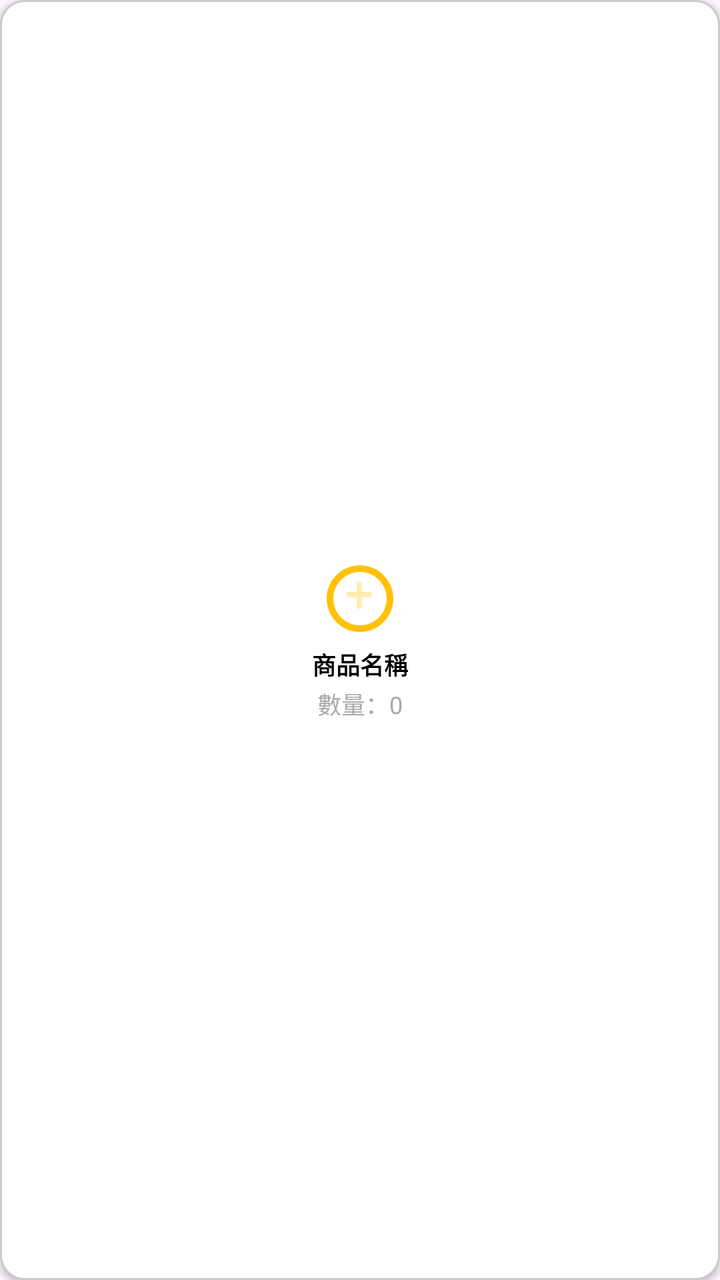
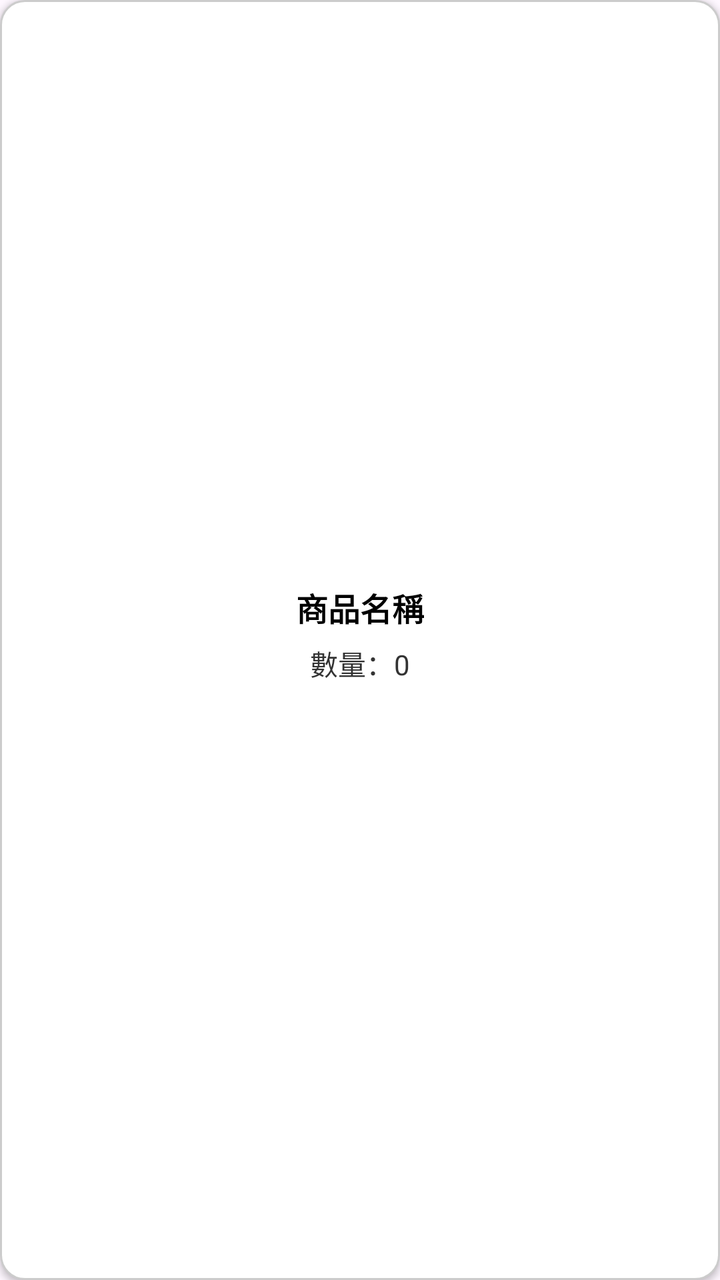

The first picture is an Android layout as it rendered before a commit; the second is the same layout after the commit. The layout source and the unified diff follow.
<!-- AndroidManifest.xml: application theme Theme.A3 -->
<!-- res/layout/backpack_item_template.xml -->
<?xml version="1.0" encoding="utf-8"?>
<LinearLayout xmlns:android="http://schemas.android.com/apk/res/android"
    xmlns:tools="http://schemas.android.com/tools"
    android:layout_width="match_parent"
    android:layout_height="wrap_content"
    android:orientation="vertical"
    android:gravity="center"
    android:padding="8dp"
    android:layout_margin="4dp"
    android:background="@drawable/rounded_corner_background"
    android:elevation="2dp">

    <ImageView
        android:id="@+id/product_image_view"
        android:layout_width="40dp"
        android:layout_height="40dp"
        android:src="@drawable/ic_shop_item"
        android:contentDescription="背包商品圖片"
        android:layout_marginBottom="4dp"/>

    <TextView
        android:id="@+id/product_name_textview"
        android:layout_width="wrap_content"
        android:layout_height="wrap_content"
        android:text="商品名稱"
        android:textSize="12sp"
        android:textColor="@android:color/black"
        android:textStyle="bold"/>

    <TextView
        android:id="@+id/quantity_textview"
        android:layout_width="wrap_content"
        android:layout_height="wrap_content"
        android:text="數量：0"
        android:textSize="12sp"
        android:textColor="@android:color/darker_gray"
        android:layout_marginTop="2dp"/>

</LinearLayout>
<!-- resources referenced by this layout -->
<resources>
  <!-- drawable ic_shop_item (drawable) -->
  <vector xmlns:android="http://schemas.android.com/apk/res/android"
      android:width="24dp"
      android:height="24dp"
      android:viewportWidth="24.0"
      android:viewportHeight="24.0">
      <path
          android:fillColor="#FFC107"
          android:pathData="M12,2C6.48,2 2,6.48 2,12s4.48,10 10,10 10,-4.48 10,-10S17.52,2 12,2zM12,20c-4.41,0 -8,-3.59 -8,-8s3.59,-8 8,-8 8,3.59 8,8S16.41,20 12,20z"/>
      <path
          android:fillColor="#FFECB3"
          android:pathData="M12.5,7L11,7L11,10L8,10L8,11.5L11,11.5L11,15L12.5,15L12.5,11.5L15.5,11.5L15.5,10L12.5,10z"/>
  </vector>
  <!-- drawable rounded_corner_background (drawable) -->
  <?xml version="1.0" encoding="utf-8"?>
  <shape xmlns:android="http://schemas.android.com/apk/res/android">
      <solid android:color="@android:color/white"/>
      <corners android:radius="12dp"/>
      <stroke android:width="1dp" android:color="#CCCCCC"/>
  </shape>
  <style name="Theme.A3" parent="Base.Theme.A3" />
  <style name="Base.Theme.A3" parent="Theme.Material3.DayNight.NoActionBar">
          
          
      </style>
</resources>

<!-- the commit's change to res/layout/backpack_item_template.xml (unified diff, before → after) -->
@@ -5,35 +5,28 @@
     android:layout_height="wrap_content"
     android:orientation="vertical"
     android:gravity="center"
-    android:padding="8dp"
+    android:padding="12dp"
     android:layout_margin="4dp"
     android:background="@drawable/rounded_corner_background"
     android:elevation="2dp">
-
-    <ImageView
-        android:id="@+id/product_image_view"
-        android:layout_width="40dp"
-        android:layout_height="40dp"
-        android:src="@drawable/ic_shop_item"
-        android:contentDescription="背包商品圖片"
-        android:layout_marginBottom="4dp"/>
 
     <TextView
         android:id="@+id/product_name_textview"
         android:layout_width="wrap_content"
         android:layout_height="wrap_content"
         android:text="商品名稱"
-        android:textSize="12sp"
+        android:textSize="16sp"
         android:textColor="@android:color/black"
-        android:textStyle="bold"/>
+        android:textStyle="bold"
+        android:layout_marginBottom="6dp"/>
 
     <TextView
         android:id="@+id/quantity_textview"
         android:layout_width="wrap_content"
         android:layout_height="wrap_content"
         android:text="數量：0"
-        android:textSize="12sp"
-        android:textColor="@android:color/darker_gray"
-        android:layout_marginTop="2dp"/>
+        android:textSize="14sp"
+        android:textColor="#333333"
+        android:layout_marginBottom="6dp"/>
 
 </LinearLayout>
<!-- resource entries referenced after the edit -->
@@ -1,18 +1,5 @@
 <!-- resources referenced by this layout -->
 <resources>
-  <!-- drawable ic_shop_item (drawable) -->
-  <vector xmlns:android="http://schemas.android.com/apk/res/android"
-      android:width="24dp"
-      android:height="24dp"
-      android:viewportWidth="24.0"
-      android:viewportHeight="24.0">
-      <path
-          android:fillColor="#FFC107"
-          android:pathData="M12,2C6.48,2 2,6.48 2,12s4.48,10 10,10 10,-4.48 10,-10S17.52,2 12,2zM12,20c-4.41,0 -8,-3.59 -8,-8s3.59,-8 8,-8 8,3.59 8,8S16.41,20 12,20z"/>
-      <path
-          android:fillColor="#FFECB3"
-          android:pathData="M12.5,7L11,7L11,10L8,10L8,11.5L11,11.5L11,15L12.5,15L12.5,11.5L15.5,11.5L15.5,10L12.5,10z"/>
-  </vector>
   <!-- drawable rounded_corner_background (drawable) -->
   <?xml version="1.0" encoding="utf-8"?>
   <shape xmlns:android="http://schemas.android.com/apk/res/android">
